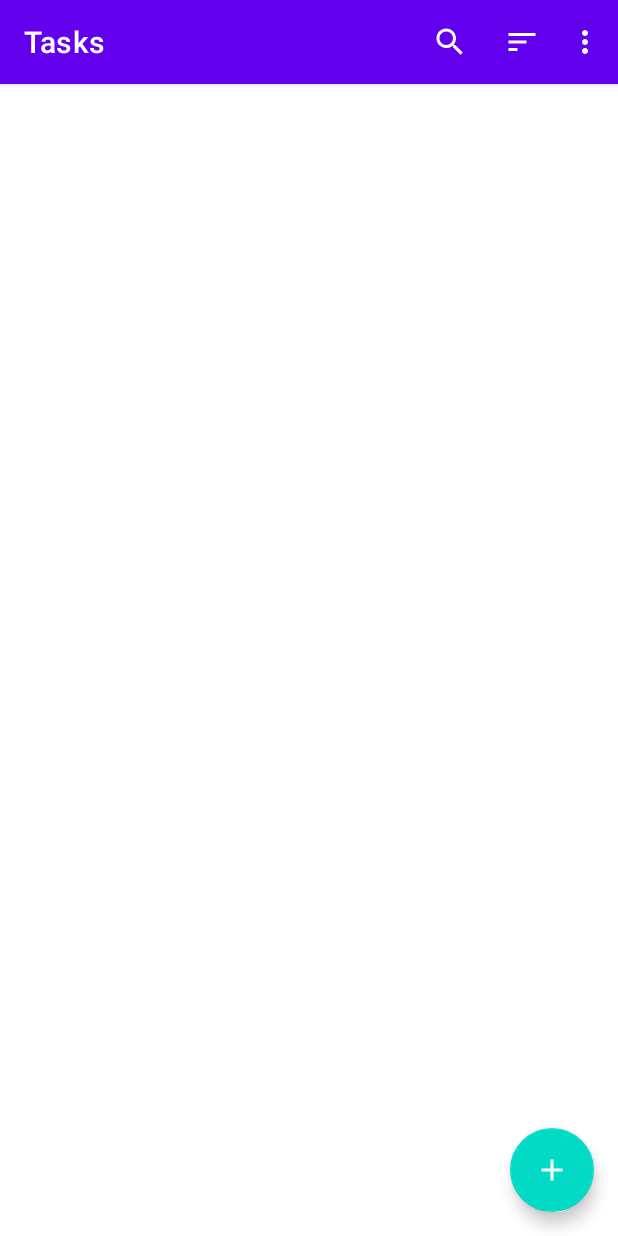
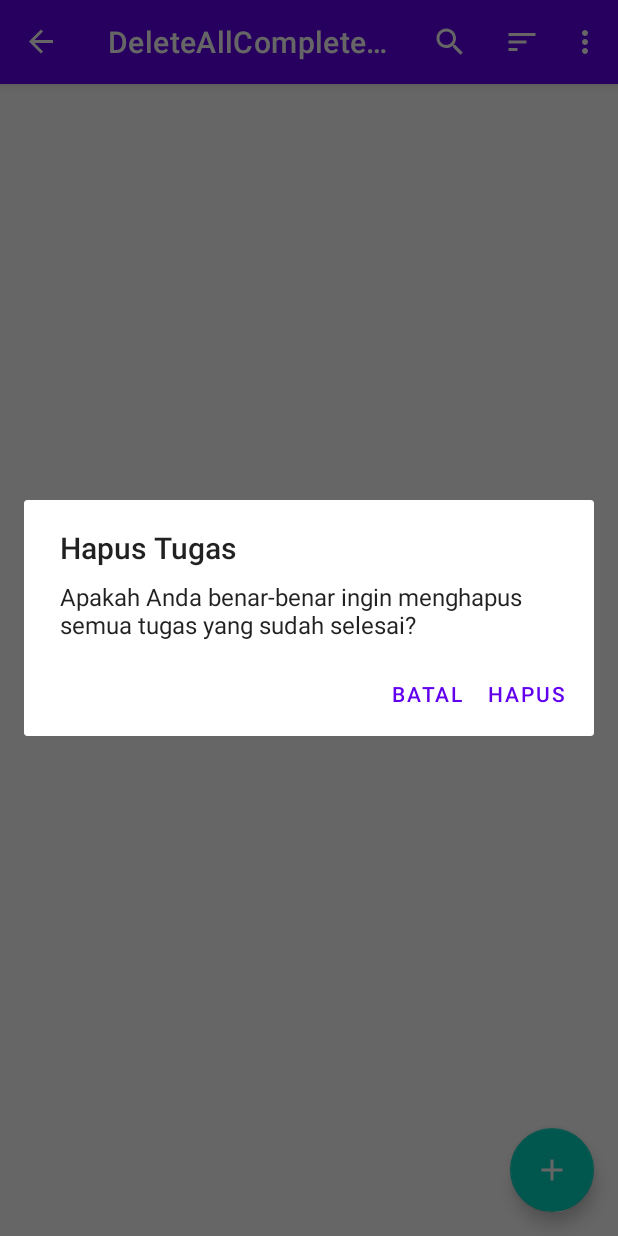
Before and after one commit to MuhammadZulfikarIkhsan/Assesment02-Mobpro-1, an Android app: the screen it shows after launch (MainActivity), in the options menu, after a tap on "Hapus semua completed", on a phone screen of 412 x 824 dp. Run offline under Robolectric (Android 15) with nearby library versions, the phone set to English and light mode, and no system bars; our stand-ins replace Dagger/Hilt's generated code, Room's generated code, navigation-ui; libraries missing offline, so code that uses them is left out: androidx.datastore.preferences, androidx.hilt, androidx.hilt.lifecycle; 2 statements that could not run were skipped.

Commit message:
Delete All Completed Dialog

```diff
--- a/app/src/main/java/org/d3if2049/tolist/data/TaskDao.kt
+++ b/app/src/main/java/org/d3if2049/tolist/data/TaskDao.kt
@@ -26,4 +26,7 @@ interface TaskDao {
 
     @Delete
     suspend fun delete(task: Task)
+
+    @Query("DELETE FROM tabel_tugas WHERE completed = 1")
+    suspend fun deleteCompletedTasks()
 }
--- /dev/null
+++ b/app/src/main/java/org/d3if2049/tolist/ui/deleteallcompleted/DeleteAllCompletedDialogFragment.kt
@@ -0,0 +1,24 @@
+package org.d3if2049.tolist.ui.deleteallcompleted
+
+import android.app.AlertDialog
+import android.app.Dialog
+import android.os.Bundle
+import androidx.fragment.app.DialogFragment
+import androidx.fragment.app.viewModels
+import dagger.hilt.android.AndroidEntryPoint
+
+@AndroidEntryPoint
+class DeleteAllCompletedDialogFragment : DialogFragment() {
+
+    private val viewModel: DeleteAllCompletedViewModel by viewModels()
+
+    override fun onCreateDialog(savedInstanceState: Bundle?): Dialog =
+        AlertDialog.Builder(requireContext())
+            .setTitle("Hapus Tugas")
+            .setMessage("Apakah Anda benar-benar ingin menghapus semua tugas yang sudah selesai?")
+            .setNegativeButton("Batal", null)
+            .setPositiveButton("Hapus") { _, _ ->
+                viewModel.onConfirmClick()
+            }
+            .create()
+}
--- /dev/null
+++ b/app/src/main/java/org/d3if2049/tolist/ui/deleteallcompleted/DeleteAllCompletedViewModel.kt
@@ -0,0 +1,18 @@
+package org.d3if2049.tolist.ui.deleteallcompleted
+
+import androidx.hilt.lifecycle.ViewModelInject
+import androidx.lifecycle.ViewModel
+import kotlinx.coroutines.CoroutineScope
+import kotlinx.coroutines.launch
+import org.d3if2049.tolist.data.TaskDao
+import org.d3if2049.tolist.di.ApplicationScope
+
+class DeleteAllCompletedViewModel @ViewModelInject constructor(
+    private val taskDao: TaskDao,
+    @ApplicationScope private val applicationScope: CoroutineScope
+) : ViewModel() {
+
+    fun onConfirmClick() = applicationScope.launch {
+        taskDao.deleteCompletedTasks()
+    }
+}
--- a/app/src/main/java/org/d3if2049/tolist/ui/tasks/TasksFragment.kt
+++ b/app/src/main/java/org/d3if2049/tolist/ui/tasks/TasksFragment.kt
@@ -97,6 +97,10 @@ class TasksFragment : Fragment(R.layout.fragment_tasks), TasksAdapter.OnItemClic
                     is TasksViewModel.TasksEvent.ShowTaskSavedConfimationMessage -> {
                         Snackbar.make(requireView(), event.msg, Snackbar.LENGTH_SHORT).show()
                     }
+                    TasksViewModel.TasksEvent.NavigateToDeleteAllCompletedScreen -> {
+                        val action = TasksFragmentDirections.actionGlobalDeleteAllCompletedDialogFragment()
+                        findNavController().navigate(action)
+                    }
                 }.exhaustive
             }
         }
@@ -144,7 +148,7 @@ class TasksFragment : Fragment(R.layout.fragment_tasks), TasksAdapter.OnItemClic
                 true
             }
             R.id.action_delete_all_completed_tasks -> {
-
+                viewModel.onDeleteAllCompletedClick()
                 true
             }
             else -> super.onOptionsItemSelected(item)
--- a/app/src/main/java/org/d3if2049/tolist/ui/tasks/TasksViewModel.kt
+++ b/app/src/main/java/org/d3if2049/tolist/ui/tasks/TasksViewModel.kt
@@ -80,10 +80,15 @@ class TasksViewModel @ViewModelInject constructor(
         tasksEventChannel.send(TasksEvent.ShowTaskSavedConfimationMessage(text))
     }
 
+    fun onDeleteAllCompletedClick() = viewModelScope.launch {
+        tasksEventChannel.send(TasksEvent.NavigateToDeleteAllCompletedScreen)
+    }
+
     sealed class TasksEvent {
         object NavigateToAddTaskScreen : TasksEvent()
         data class NavigateToEditTaskScreen(val task: Task) : TasksEvent()
         data class ShowUndoDeleteTaskMessage(val task: Task) : TasksEvent()
         data class ShowTaskSavedConfimationMessage(val msg: String) : TasksEvent()
+        object NavigateToDeleteAllCompletedScreen : TasksEvent()
     }
 }
--- a/app/src/main/res/navigation/nav_graph.xml
+++ b/app/src/main/res/navigation/nav_graph.xml
@@ -27,4 +27,8 @@
             android:name="title"
             app:argType="string" />
     </fragment>
+    <dialog
+        android:id="@+id/deleteAllCompletedDialogFragment"
+        android:name="org.d3if2049.tolist.ui.deleteallcompleted.DeleteAllCompletedDialogFragment"
+        android:label="DeleteAllCompletedDialogFragment" /><action android:id="@+id/action_global_deleteAllCompletedDialogFragment" app:destination="@id/deleteAllCompletedDialogFragment"/>
 </navigation>
```
